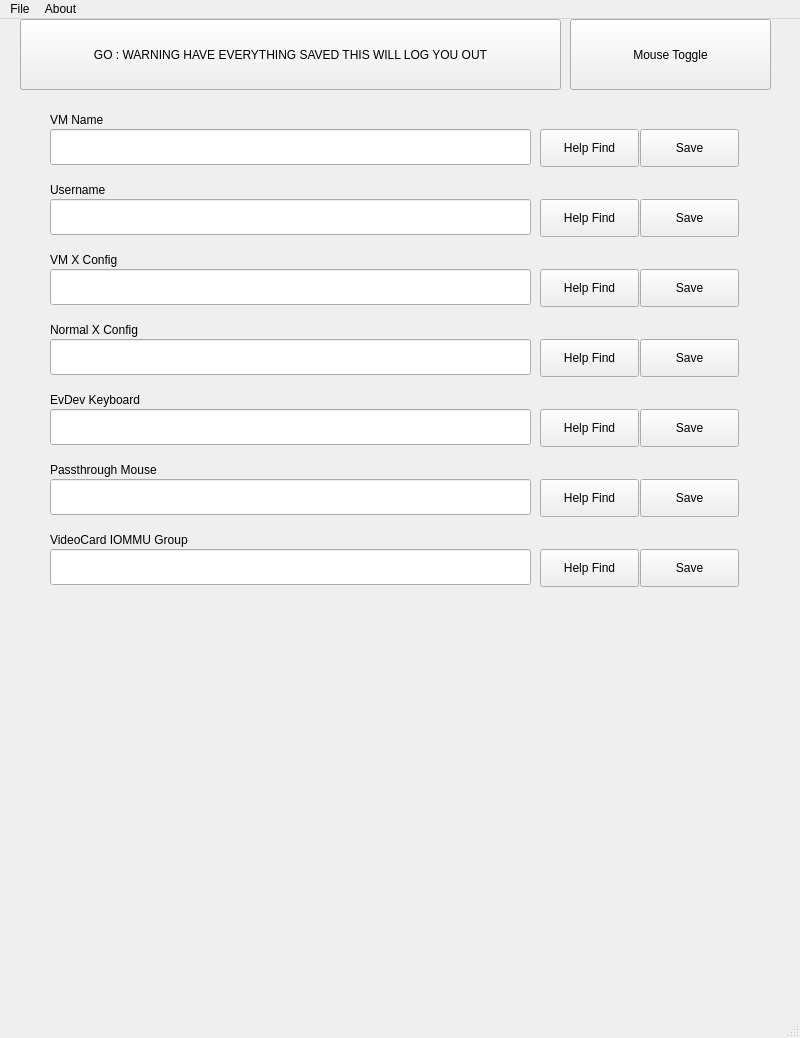
Above: ui/Main.ui from coryc257/GpuPassthroughSetup before the change. Below: the same form after it.
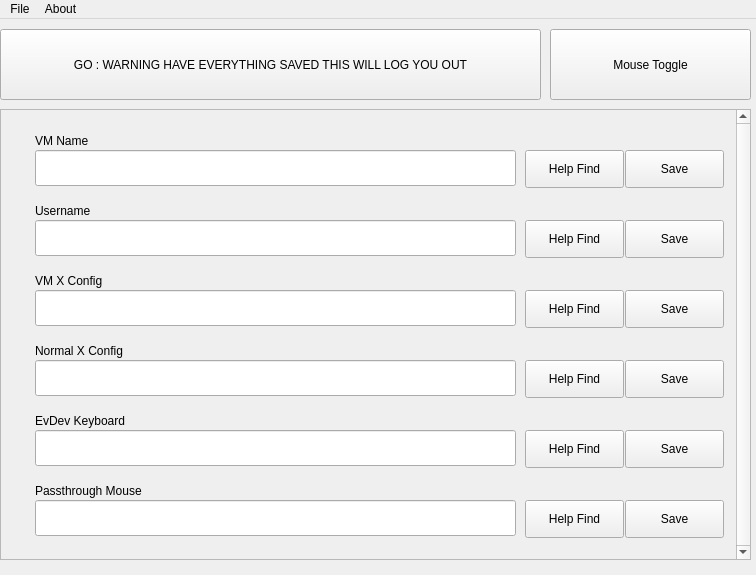
That is the form after the change.

```diff
--- a/ui/Main.ui
+++ b/ui/Main.ui
@@ -6,78 +6,50 @@
    <rect>
     <x>0</x>
     <y>0</y>
-    <width>800</width>
-    <height>1038</height>
+    <width>756</width>
+    <height>575</height>
    </rect>
   </property>
+  <property name="minimumSize">
+   <size>
+    <width>756</width>
+    <height>0</height>
+   </size>
+  </property>
+  <property name="maximumSize">
+   <size>
+    <width>756</width>
+    <height>16777215</height>
+   </size>
+  </property>
   <property name="windowTitle">
    <string>MainWindow</string>
   </property>
+  <property name="tabShape">
+   <enum>QTabWidget::Rounded</enum>
+  </property>
+  <property name="dockNestingEnabled">
+   <bool>false</bool>
+  </property>
   <widget class="QWidget" name="centralwidget">
-   <widget class="QWidget" name="widget" native="true">
+   <widget class="QPushButton" name="btnMouseToggle">
     <property name="geometry">
      <rect>
-      <x>40</x>
-      <y>80</y>
-      <width>711</width>
-      <height>71</height>
-     </rect>
-    </property>
-    <widget class="QLineEdit" name="lineEdit">
-     <property name="geometry">
-      <rect>
-       <x>10</x>
-       <y>30</y>
-       <width>481</width>
-       <height>36</height>
-      </rect>
-     </property>
-    </widget>
-    <widget class="QLabel" name="label">
-     <property name="geometry">
-      <rect>
-       <x>10</x>
+      <x>550</x>
        <y>10</y>
-       <width>81</width>
-       <height>22</height>
+      <width>201</width>
+      <height>71</height>
       </rect>
      </property>
      <property name="text">
-      <string>VM Name</string>
-     </property>
-    </widget>
-    <widget class="QPushButton" name="pushButton">
-     <property name="geometry">
-      <rect>
-       <x>500</x>
-       <y>30</y>
-       <width>99</width>
-       <height>38</height>
-      </rect>
-     </property>
-     <property name="text">
-      <string>Help Find</string>
-     </property>
-    </widget>
-    <widget class="QPushButton" name="pushButton_2">
-     <property name="geometry">
-      <rect>
-       <x>600</x>
-       <y>30</y>
-       <width>99</width>
-       <height>38</height>
-      </rect>
-     </property>
-     <property name="text">
-      <string>Save</string>
-     </property>
-    </widget>
+     <string>Mouse Toggle</string>
+    </property>
    </widget>
    <widget class="QPushButton" name="btnGo">
     <property name="geometry">
      <rect>
-      <x>20</x>
-      <y>0</y>
+      <x>0</x>
+      <y>10</y>
       <width>541</width>
       <height>71</height>
      </rect>
@@ -86,16 +58,64 @@
      <string>GO : WARNING HAVE EVERYTHING SAVED THIS WILL LOG YOU OUT</string>
     </property>
    </widget>
-   <widget class="QWidget" name="widget_2" native="true">
+   <widget class="QScrollArea" name="scrollArea">
     <property name="geometry">
      <rect>
-      <x>40</x>
-      <y>150</y>
+      <x>0</x>
+      <y>90</y>
+      <width>751</width>
+      <height>451</height>
+     </rect>
+    </property>
+    <property name="sizePolicy">
+     <sizepolicy hsizetype="Fixed" vsizetype="Fixed">
+      <horstretch>0</horstretch>
+      <verstretch>0</verstretch>
+     </sizepolicy>
+    </property>
+    <property name="minimumSize">
+     <size>
+      <width>751</width>
+      <height>0</height>
+     </size>
+    </property>
+    <property name="maximumSize">
+     <size>
+      <width>751</width>
+      <height>16777215</height>
+     </size>
+    </property>
+    <property name="verticalScrollBarPolicy">
+     <enum>Qt::ScrollBarAlwaysOn</enum>
+    </property>
+    <property name="sizeAdjustPolicy">
+     <enum>QAbstractScrollArea::AdjustToContents</enum>
+    </property>
+    <property name="widgetResizable">
+     <bool>false</bool>
+    </property>
+    <property name="alignment">
+     <set>Qt::AlignHCenter|Qt::AlignTop</set>
+    </property>
+    <widget class="QWidget" name="scrollAreaWidgetContents">
+     <property name="geometry">
+      <rect>
+       <x>0</x>
+       <y>0</y>
+       <width>726</width>
+       <height>447</height>
+      </rect>
+     </property>
+     <widget class="QWidget" name="widget" native="true">
+      <property name="geometry">
+       <rect>
+        <x>20</x>
+        <y>10</y>
       <width>711</width>
       <height>71</height>
      </rect>
     </property>
-    <widget class="QLineEdit" name="lineEdit_2">
+      <widget class="QLineEdit" name="txtVmName">
      <property name="geometry">
       <rect>
        <x>10</x>
@@ -105,20 +125,20 @@
       </rect>
      </property>
     </widget>
-    <widget class="QLabel" name="label_2">
+      <widget class="QLabel" name="lblVMName">
      <property name="geometry">
       <rect>
        <x>10</x>
        <y>10</y>
-       <width>91</width>
+         <width>81</width>
        <height>22</height>
       </rect>
      </property>
      <property name="text">
-      <string>Username</string>
-     </property>
-    </widget>
-    <widget class="QPushButton" name="pushButton_4">
+        <string>VM Name</string>
+       </property>
+      </widget>
+      <widget class="QPushButton" name="btnVmNameFind">
      <property name="geometry">
       <rect>
        <x>500</x>
@@ -131,7 +151,66 @@
       <string>Help Find</string>
      </property>
     </widget>
-    <widget class="QPushButton" name="pushButton_5">
+      <widget class="QPushButton" name="btnVmNameSave">
+       <property name="geometry">
+        <rect>
+         <x>600</x>
+         <y>30</y>
+         <width>99</width>
+         <height>38</height>
+        </rect>
+       </property>
+       <property name="text">
+        <string>Save</string>
+       </property>
+      </widget>
+     </widget>
+     <widget class="QWidget" name="widget_7" native="true">
+      <property name="geometry">
+       <rect>
+        <x>-170</x>
+        <y>450</y>
+        <width>711</width>
+        <height>71</height>
+       </rect>
+      </property>
+      <widget class="QLineEdit" name="txtIOMMUGroup">
+       <property name="geometry">
+        <rect>
+         <x>10</x>
+         <y>30</y>
+         <width>481</width>
+         <height>36</height>
+        </rect>
+       </property>
+      </widget>
+      <widget class="QLabel" name="lblIOMMUGroup">
+       <property name="geometry">
+        <rect>
+         <x>10</x>
+         <y>10</y>
+         <width>191</width>
+         <height>22</height>
+        </rect>
+       </property>
+       <property name="text">
+        <string>VideoCard IOMMU Group</string>
+       </property>
+      </widget>
+      <widget class="QPushButton" name="btnIOMMUGroupFind">
+       <property name="geometry">
+        <rect>
+         <x>500</x>
+         <y>30</y>
+         <width>99</width>
+         <height>38</height>
+        </rect>
+       </property>
+       <property name="text">
+        <string>Help Find</string>
+       </property>
+      </widget>
+      <widget class="QPushButton" name="btnIOMMUGroupSave">
      <property name="geometry">
       <rect>
        <x>600</x>
@@ -148,8 +227,8 @@
    <widget class="QWidget" name="widget_3" native="true">
     <property name="geometry">
      <rect>
-      <x>40</x>
-      <y>220</y>
+        <x>20</x>
+        <y>150</y>
       <width>711</width>
       <height>71</height>
      </rect>
@@ -207,8 +286,8 @@
    <widget class="QWidget" name="widget_4" native="true">
     <property name="geometry">
      <rect>
-      <x>40</x>
-      <y>290</y>
+        <x>20</x>
+        <y>220</y>
       <width>711</width>
       <height>71</height>
      </rect>
@@ -266,8 +345,8 @@
    <widget class="QWidget" name="widget_5" native="true">
     <property name="geometry">
      <rect>
-      <x>40</x>
-      <y>360</y>
+        <x>20</x>
+        <y>290</y>
       <width>711</width>
       <height>71</height>
      </rect>
@@ -325,8 +404,8 @@
    <widget class="QWidget" name="widget_6" native="true">
     <property name="geometry">
      <rect>
-      <x>40</x>
-      <y>430</y>
+        <x>20</x>
+        <y>360</y>
       <width>711</width>
       <height>71</height>
      </rect>
@@ -381,16 +460,16 @@
      </property>
     </widget>
    </widget>
-   <widget class="QWidget" name="widget_7" native="true">
+     <widget class="QWidget" name="widget_2" native="true">
     <property name="geometry">
      <rect>
-      <x>40</x>
-      <y>500</y>
+        <x>20</x>
+        <y>80</y>
       <width>711</width>
       <height>71</height>
      </rect>
     </property>
-    <widget class="QLineEdit" name="lineEdit_7">
+      <widget class="QLineEdit" name="txtUsername">
      <property name="geometry">
       <rect>
        <x>10</x>
@@ -400,20 +479,20 @@
       </rect>
      </property>
     </widget>
-    <widget class="QLabel" name="label_7">
+      <widget class="QLabel" name="lblUsername">
      <property name="geometry">
       <rect>
        <x>10</x>
        <y>10</y>
-       <width>191</width>
+         <width>91</width>
        <height>22</height>
       </rect>
      </property>
      <property name="text">
-      <string>VideoCard IOMMU Group</string>
-     </property>
-    </widget>
-    <widget class="QPushButton" name="pushButton_14">
+        <string>Username</string>
+       </property>
+      </widget>
+      <widget class="QPushButton" name="btnUsernameFind">
      <property name="geometry">
       <rect>
        <x>500</x>
@@ -426,7 +505,7 @@
       <string>Help Find</string>
      </property>
     </widget>
-    <widget class="QPushButton" name="pushButton_15">
+      <widget class="QPushButton" name="btnUsernameSave">
      <property name="geometry">
       <rect>
        <x>600</x>
@@ -440,18 +519,7 @@
      </property>
     </widget>
    </widget>
-   <widget class="QPushButton" name="pushButton_16">
-    <property name="geometry">
-     <rect>
-      <x>570</x>
-      <y>0</y>
-      <width>201</width>
-      <height>71</height>
-     </rect>
-    </property>
-    <property name="text">
-     <string>Mouse Toggle</string>
-    </property>
+    </widget>
    </widget>
   </widget>
   <widget class="QMenuBar" name="menubar">
@@ -459,7 +527,7 @@
     <rect>
      <x>0</x>
      <y>0</y>
-     <width>800</width>
+     <width>756</width>
      <height>34</height>
     </rect>
    </property>
@@ -480,7 +548,6 @@
    <addaction name="menuFile"/>
    <addaction name="menuAbout"/>
   </widget>
-  <widget class="QStatusBar" name="statusbar"/>
   <action name="actionExit">
    <property name="text">
     <string>Exit</string>
```
Left out of the diff: 32 changed lines with no effect on the pictures. Lines whose indentation alone changed are shown as unchanged.
